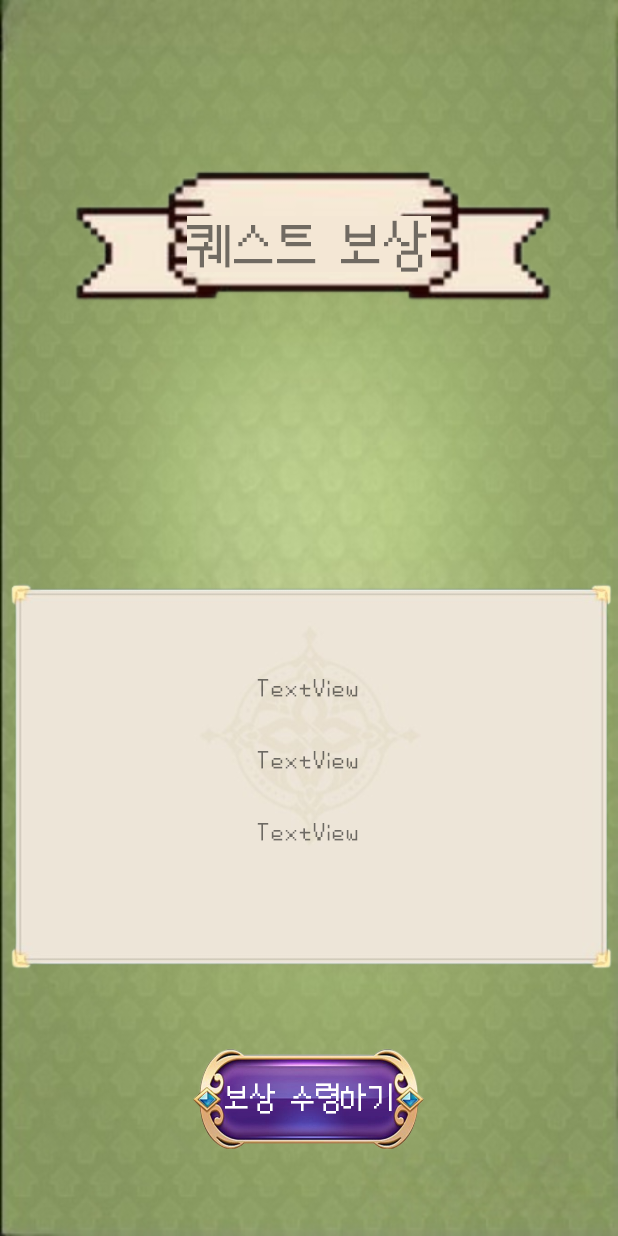
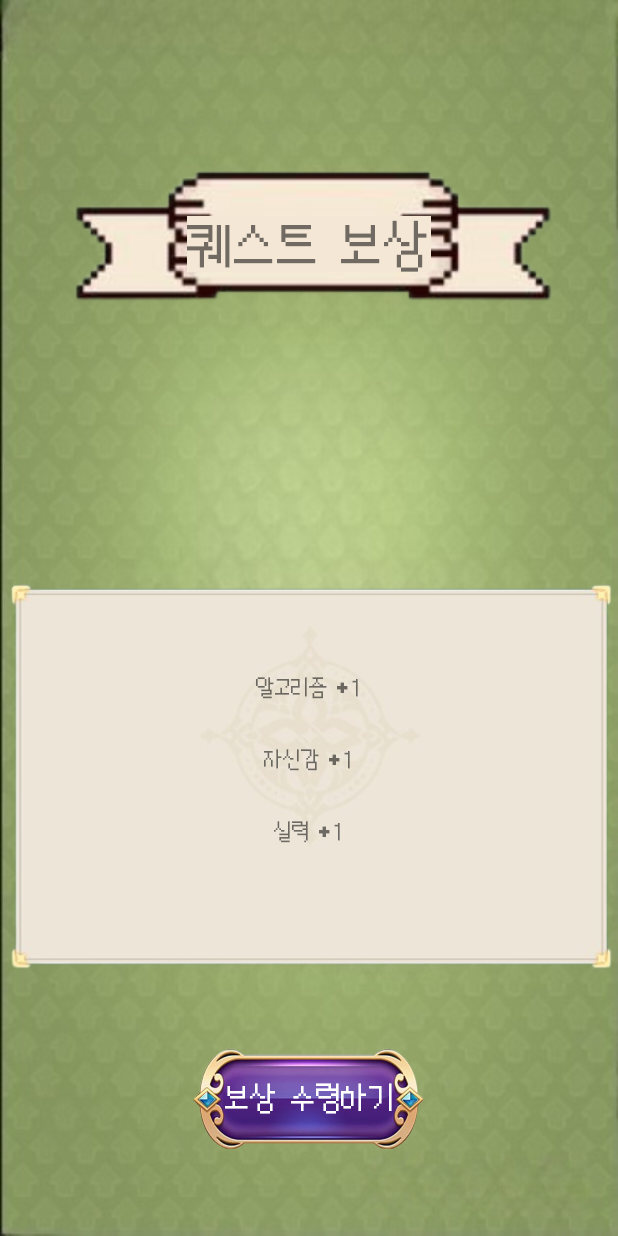
Before and after one commit to sp-19team/RetroQuest, an Android app: the MainActivity screen opened directly, with no data from a screen before it, after a tap on an icon or button, on a phone screen of 412 x 824 dp. Run offline under Robolectric (Android 15) with nearby library versions, the phone set to English and light mode, and no system bars; 2 other taps on this screen came first.

Commit message:
[FEAT] : ⚙ 퀘스트 보상 수령 기능
보상 수령 기능의 데이터를 넣고 개발을 완료함

```diff
--- a/app/src/main/java/com/example/retroquest/MainActivity.kt
+++ b/app/src/main/java/com/example/retroquest/MainActivity.kt
@@ -35,7 +35,7 @@ class MainActivity : AppCompatActivity() {
         val quest2 = QuestData("팀 프로젝트", "팀 프로젝트를 완성합니다.", "주간 퀘스트")
         val quest3 = QuestData("TIL 작성", "TIL을 작성합니다.", "일일 퀘스트")
         val quest4 = QuestData("WIL 작성", "WIL을 작성합니다.", "주간 퀘스트")
-        val quest5 = QuestData("주간 KPT 작성하기", "KPT를 작성합니다.", "주간 퀘스트")
+        val quest5 = QuestData("코틀린 문법 학습", "코틀린 문법을 공부합니다.", "일일 퀘스트")
 
 
         val isQuestCompleted = intent.getBooleanExtra("QUEST_COMPLETED", false)
@@ -88,59 +88,50 @@ class MainActivity : AppCompatActivity() {
             overridePendingTransition(R.anim.slide_in_right, R.anim.slide_out_left)
         }
 
-//        val questIds = arrayOf(R.id.quest1, R.id.quest2, R.id.quest3, R.id.quest4, R.id.quest5)
-//
-//        for (questId in questIds) {
-//            val detailQuest = findViewById<Button>(questId)
-//            detailQuest.setOnClickListener {
-//                val questData = when (questId) {
-//                    R.id.quest1 -> quest1
-//                    R.id.quest2 -> quest2
-//                    R.id.quest3 -> quest3
-//                    R.id.quest4 -> quest4
-//                    R.id.quest5 -> quest5
-//                    else -> null
-//                }
-//
-//                if (questData != null) {
-//                    val intent = Intent(this, DetailQuestActivity::class.java)
-//                    intent.putExtra("QUESTDATA", questData)
-//                    startActivity(intent)
-//                    overridePendingTransition(R.anim.slide_in_right, R.anim.slide_out_left)
-//                }
-//            }
-//        }
-// 보상 선택시 토스트로 출력
-//        val resultbtn1 = findViewById<Button>(R.id.questResult1)
-//        resultbtn1.setOnClickListener {
-//            Toast.makeText(this, "보상은 ** 입니다.", Toast.LENGTH_SHORT).show()
-//        }
-//
-//        val resultbtn2 = findViewById<Button>(R.id.questResult2)
-//        resultbtn2.setOnClickListener {
-//            Toast.makeText(this, "보상은 ** 입니다.", Toast.LENGTH_SHORT).show()
-//        }
-//
-//        val resultbtn3 = findViewById<Button>(R.id.questResult3)
-//        resultbtn3.setOnClickListener {
-//            Toast.makeText(this, "보상은 ** 입니다.", Toast.LENGTH_SHORT).show()
-//        }
-//
-//        val resultbtn4 = findViewById<Button>(R.id.questResult4)
-//        resultbtn4.setOnClickListener {
-//            Toast.makeText(this, "보상은 ** 입니다.", Toast.LENGTH_SHORT).show()
-//        }
-//
-//        val resultbtn5 = findViewById<Button>(R.id.questResult5)
-//        resultbtn5.setOnClickListener {
-//            Toast.makeText(this, "보상은 ** 입니다.", Toast.LENGTH_SHORT).show()
-//        }
+        val reward1 = ResultData("알고리즘 +1" ,"자신감 +1","실력 +1")
+        val reward2 = ResultData("협동력 +1" ,"자신감 +1","실력 +1")
+        val reward3 = ResultData("성실함 +1" ,"자신감 +1","실력 +1")
+        val reward4 = ResultData("성실함 +1" ,"자신감 +1","실력 +1")
+        val reward5 = ResultData("코틀린 +1" ,"자신감 +1","실력 +1")
+
 
 // 보상 선택시 액티비티 전환
         val resultbtn1 = findViewById<Button>(R.id.questResult1)
         resultbtn1.setOnClickListener {
-            var intent = Intent(this, ResultActivity::class.java)
-//            intent putExtra("RESULTDATA", result1)
+            val intent = Intent(this, ResultActivity::class.java)
+            intent.putExtra("RESULTDATA", reward1)
+            startActivity(intent)
+            overridePendingTransition(R.anim.slide_in_right, R.anim.slide_out_left)
+        }
+
+        val resultbtn2 = findViewById<Button>(R.id.questResult2)
+        resultbtn2.setOnClickListener {
+            val intent = Intent(this, ResultActivity::class.java)
+            intent.putExtra("RESULTDATA", reward2)
+            startActivity(intent)
+            overridePendingTransition(R.anim.slide_in_right, R.anim.slide_out_left)
+        }
+
+        val resultbtn3 = findViewById<Button>(R.id.questResult3)
+        resultbtn3.setOnClickListener {
+            val intent = Intent(this, ResultActivity::class.java)
+            intent.putExtra("RESULTDATA", reward3)
+            startActivity(intent)
+            overridePendingTransition(R.anim.slide_in_right, R.anim.slide_out_left)
+        }
+
+        val resultbtn4 = findViewById<Button>(R.id.questResult4)
+        resultbtn4.setOnClickListener {
+            val intent = Intent(this, ResultActivity::class.java)
+            intent.putExtra("RESULTDATA", reward4)
+            startActivity(intent)
+            overridePendingTransition(R.anim.slide_in_right, R.anim.slide_out_left)
+        }
+
+        val resultbtn5 = findViewById<Button>(R.id.questResult5)
+        resultbtn5.setOnClickListener {
+            val intent = Intent(this, ResultActivity::class.java)
+            intent.putExtra("RESULTDATA", reward5)
             startActivity(intent)
             overridePendingTransition(R.anim.slide_in_right, R.anim.slide_out_left)
         }
--- a/app/src/main/java/com/example/retroquest/ResultActivity.kt
+++ b/app/src/main/java/com/example/retroquest/ResultActivity.kt
@@ -1,13 +1,36 @@
 package com.example.retroquest
 
+import android.content.Intent
 import androidx.appcompat.app.AppCompatActivity
 import android.os.Bundle
+import android.widget.Button
+import android.widget.TextView
+import android.widget.Toast
 
 class ResultActivity : AppCompatActivity() {
     override fun onCreate(savedInstanceState: Bundle?) {
         super.onCreate(savedInstanceState)
         setContentView(R.layout.activity_result)
 
+        // 인텐트에서 데이터를 받아옴
+        val rewardData = intent.getSerializableExtra("RESULTDATA") as? ResultData
 
+        // 데이터를 UI에 설정
+        val reward1 = findViewById<TextView>(R.id.textView7)
+        val reward2 = findViewById<TextView>(R.id.textView10)
+        val reward3 = findViewById<TextView>(R.id.textView14)
+
+        rewardData?.let {
+            reward1.text = it.message1
+            reward2.text = it.message2
+            reward3.text = it.message3
+        }
+
+        val receive = findViewById<Button>(R.id.button)
+        receive.setOnClickListener {
+            val intent = Intent(this, MainActivity::class.java)
+            startActivity(intent)
+            Toast.makeText(this, "축하합니다. 한걸음 더 나아가셨어요!", Toast.LENGTH_SHORT).show()
+        }
     }
 }
--- a/app/src/main/java/com/example/retroquest/ResultData.kt
+++ b/app/src/main/java/com/example/retroquest/ResultData.kt
@@ -1,8 +1,9 @@
 package com.example.retroquest
 
+import java.io.Serializable
+
 data class ResultData(
-    var title: String,
-    var type: String,
-    var dex: String,
-    var receive: Int
-    )
+    var message1: String,
+    var message2: String,
+    var message3: String
+) : Serializable
```
